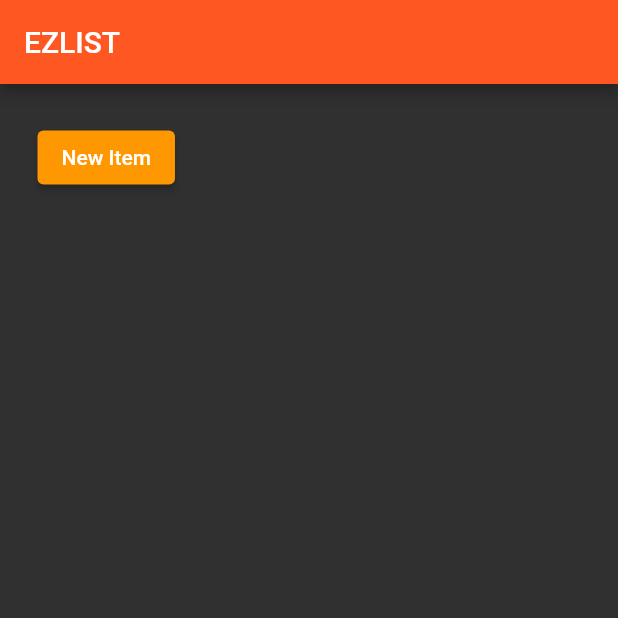
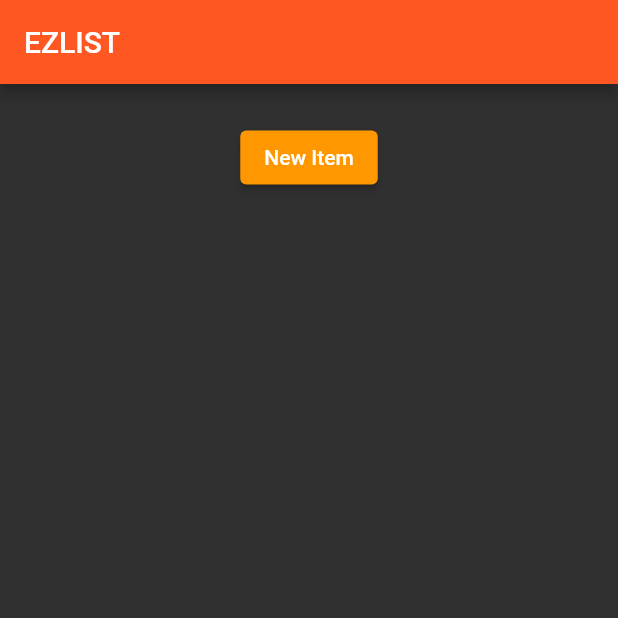
Before and after one commit to jaq-the-cat/ezlist, a Flutter app: the screen it shows after launch, on a phone screen of 412 x 824 dp, the top half of it. Run offline on Flutter 3.47's test engine with Material 2 defaults, Android fonts, the phone set to English and light mode, and no system bars.

Commit message:
button row

```diff
--- a/lib/mainpage.dart
+++ b/lib/mainpage.dart
@@ -17,9 +17,15 @@ class _ListWState extends State<ListW> {
 
     _ListWState() {
         widgets = [
-            ElevatedButton(
-                onPressed: onNewItemPressed,
-                child: Text("New Item"),
+            Row(
+                mainAxisAlignment: MainAxisAlignment.center,
+                crossAxisAlignment: CrossAxisAlignment.center,
+                children: <Widget>[
+                    ElevatedButton(
+                        onPressed: onNewItemPressed,
+                        child: Text("New Item"),
+                    ),
+                ],
             ),
             SizedBox(height: 10),
         ];
```
